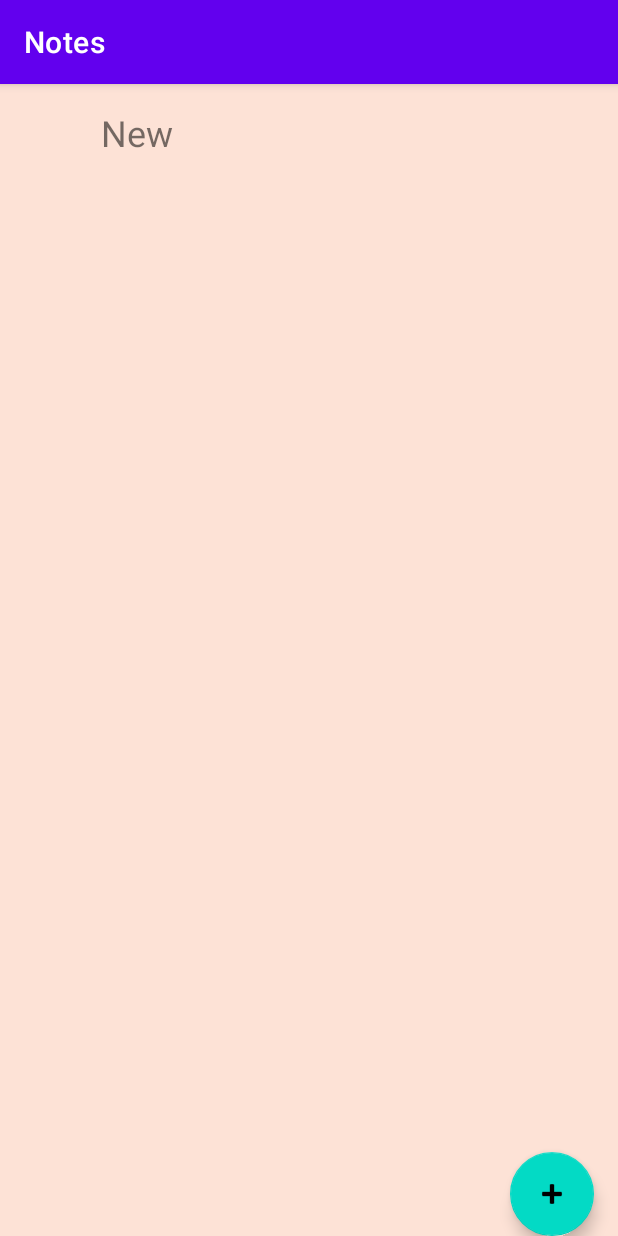
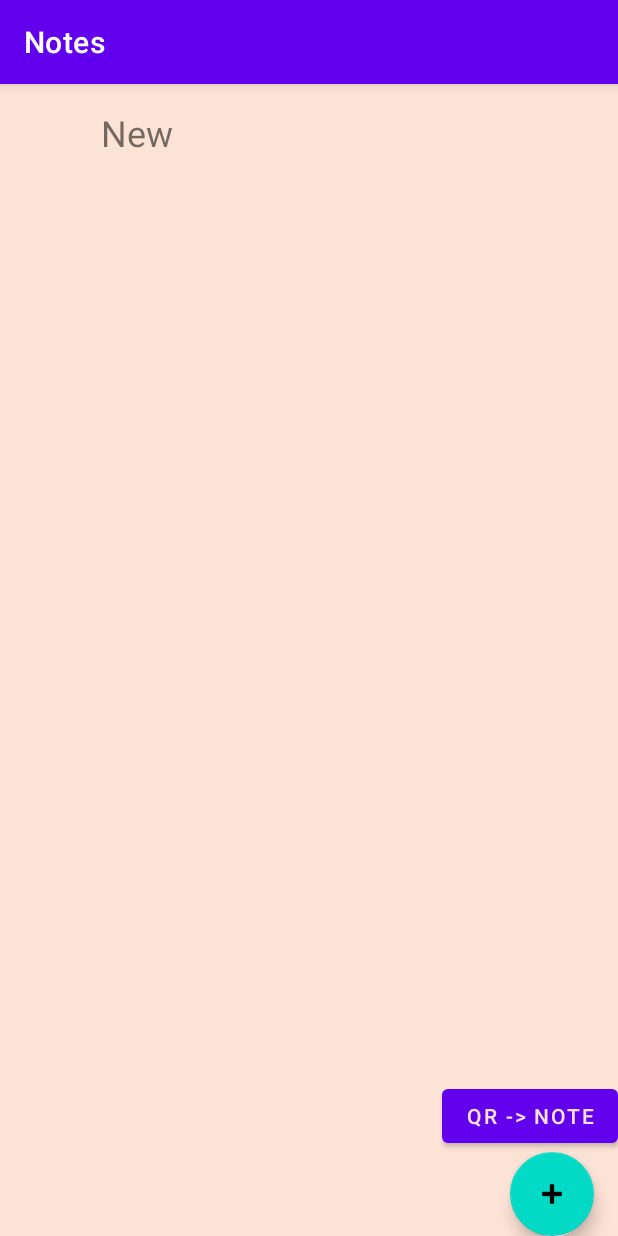
Before and after one commit to choboribi/noteapp, an Android app: the NotesActivity screen opened directly, with no data from a screen before it, after a tap on an icon or button, on a phone screen of 412 x 824 dp. Run offline under Robolectric (Android 15) with nearby library versions, the phone set to English and light mode, and no system bars; our stand-ins replace Room's generated code; libraries missing offline, so code that uses them is left out: io.github.g00fy2.quickie.

Commit message:
add qr scanner

```diff
--- a/app/build.gradle
+++ b/app/build.gradle
@@ -50,5 +50,7 @@ dependencies {
     implementation "androidx.room:room-ktx:2.4.2"
     kapt "androidx.room:room-compiler:2.4.2"
     implementation 'com.journeyapps:zxing-android-embedded:4.3.0'
+    implementation("io.github.g00fy2.quickie:quickie-bundled:1.4.1")
+
 
 }
--- a/app/src/main/java/com/example/notesapp/NotesActivity.kt
+++ b/app/src/main/java/com/example/notesapp/NotesActivity.kt
@@ -7,11 +7,18 @@ import androidx.appcompat.app.AppCompatActivity
 import androidx.room.Room
 import com.example.notesapp.databinding.ActivityNotesBinding
 import entities.Note
+import io.github.g00fy2.quickie.QRResult
+import io.github.g00fy2.quickie.ScanQRCode
 
 class NotesActivity : AppCompatActivity() {
     private lateinit var inNotes: MutableList<Note>
     private lateinit var binding: ActivityNotesBinding
     private var parentSetId: Long = -1
+    val scanQrCode = registerForActivityResult(ScanQRCode(), ::handleResult)
+
+    fun handleResult(result: QRResult) {
+        var x=1
+    }
 
     override fun onCreate(savedInstanceState: Bundle?) {
         supportActionBar?.setDisplayHomeAsUpEnabled(false)
@@ -31,5 +38,14 @@ class NotesActivity : AppCompatActivity() {
             (binding.notesRecyclerView.adapter as NotesAdapter).addItem(Note("New", "", parentSetId))
                 binding.notesRecyclerView.smoothScrollToPosition((binding.notesRecyclerView.adapter as NotesAdapter).itemCount - 1)
         }
+
+        binding.scanqrcode.setOnClickListener{
+            scanQrCode.launch(null)
+        }
+
+        fun handleResult(result: QRResult) {
+            (binding.notesRecyclerView.adapter as NotesAdapter).addItem(Note("Imported Note", result.toString(), parentSetId))
+                binding.notesRecyclerView.smoothScrollToPosition((binding.notesRecyclerView.adapter as NotesAdapter).itemCount - 1)
+        }
     }
 }
--- a/app/src/main/res/layout/activity_notes.xml
+++ b/app/src/main/res/layout/activity_notes.xml
@@ -28,6 +28,14 @@
         app:layout_constraintEnd_toEndOf="parent"
         app:srcCompat="@android:drawable/ic_input_add" />
 
+    <Button
+        android:id="@+id/scanqrcode"
+        android:layout_width="wrap_content"
+        android:layout_height="wrap_content"
+        android:text="QR -> Note"
+        app:layout_constraintBottom_toTopOf="@+id/addNoteButton"
+        app:layout_constraintEnd_toEndOf="parent" />
+
     <!--    <Button
             android:id="@+id/addNoteButton"
             android:layout_width="wrap_content"
```
Also changed, not shown: 1 other file. Lines whose indentation alone changed are shown as unchanged.
